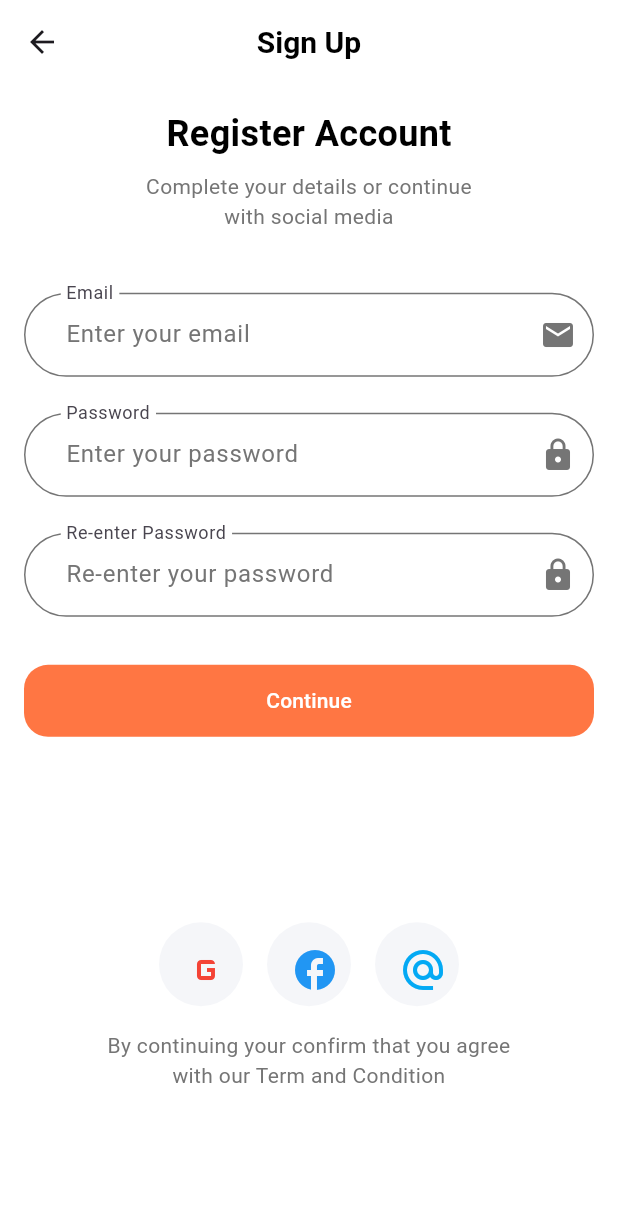
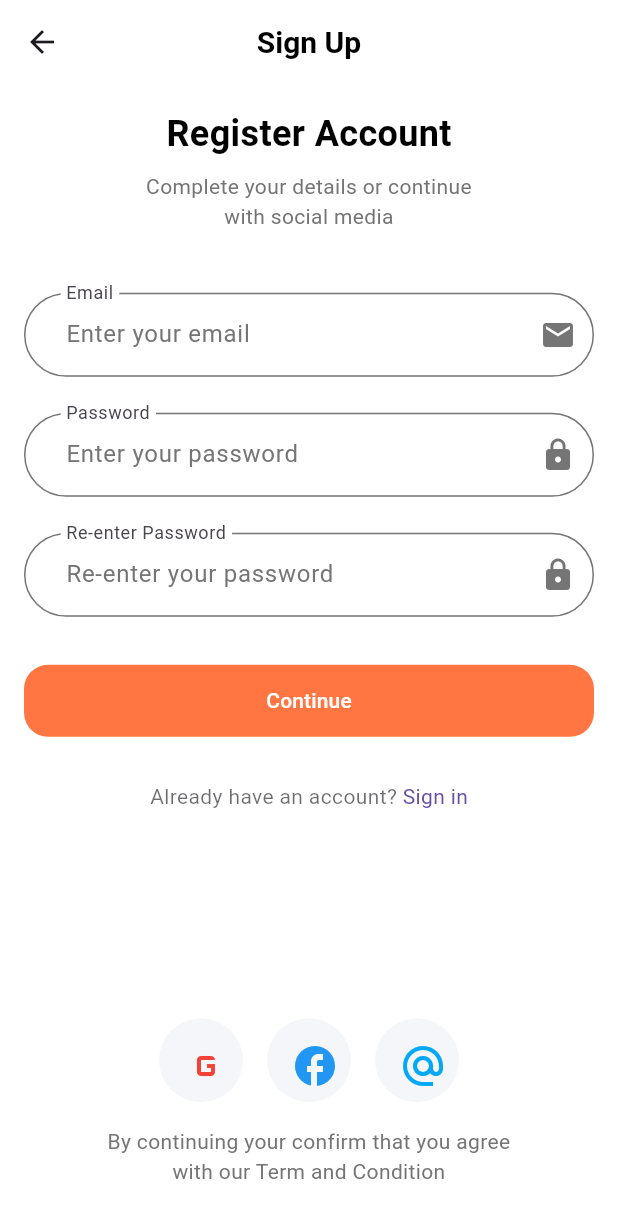
Before and after one commit to Mcwayz/YogaCustomer, a Flutter app: the SignUpScreen screen opened directly, on a phone screen of 412 x 824 dp. Shown: the top 1218 px of the screen. Run offline on Flutter 3.47's test engine with Material 3 defaults, Android fonts, the phone set to English and light mode, and no system bars.

Commit message:
Setup Signup page

```diff
--- a/lib/Pages/SignUp.dart
+++ b/lib/Pages/SignUp.dart
@@ -140,8 +140,35 @@ class SignUpForm extends StatelessWidget {
               ),
             ),
             child: const Text("Continue"),
-          )
+          ),
+
+          const SizedBox(height: 16),
+          TextButton(
+            onPressed: () {
+              // Handle navigation to Sign In screen
+              Navigator.pop(context);
+            },
+            child: Text.rich(
+              TextSpan(
+                text: "Already have an account? ",
+                children: [
+                  TextSpan(
+                    text: "Sign in",
+                    style: TextStyle(color: Theme.of(context).primaryColor),
+                  ),
+                ],
+              ),
+              style: Theme.of(context).textTheme.bodyMedium!.copyWith(
+                    color: Theme.of(context)
+                        .textTheme
+                        .bodyLarge!
+                        .color!
+                        .withOpacity(0.64),
+                  ),
+            ),
+          ),
         ],
+
       ),
     );
   }
```
